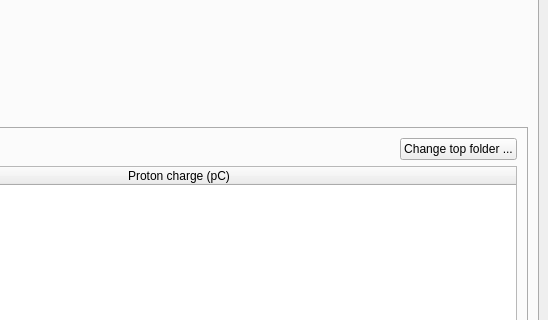
Qt form src/asui/ui/main_application.ui (ornlneutronimaging/HyperCTui) before a commit; both pictures show x 290 to 838 and y 413 to 733 of the 838 by 843 pixel window.
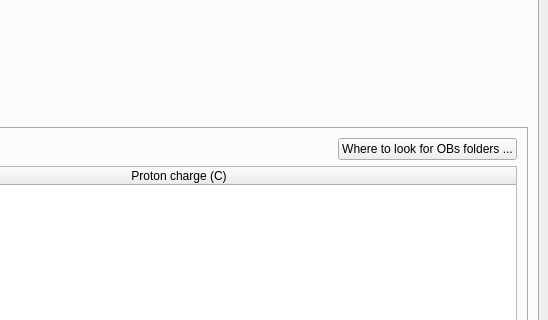
The same form after that commit. Icons and pictures are not drawn.

Commit message: recovering proton charge from summary.json file. this refs #4

```diff
--- a/src/asui/ui/main_application.ui
+++ b/src/asui/ui/main_application.ui
@@ -295,7 +295,7 @@
               <item>
                <widget class="QPushButton" name="pushButton">
                 <property name="text">
-                 <string>Change top folder ...</string>
+                 <string>Where to look for OBs folders ...</string>
                 </property>
                </widget>
               </item>
@@ -325,7 +325,7 @@
               </column>
               <column>
                <property name="text">
-                <string>Proton charge (pC)</string>
+                <string>Proton charge (C)</string>
                </property>
               </column>
              </widget>
```
Left out of the diff: 2 changed lines with no effect on the pictures. The commit also changes 4 other files.
